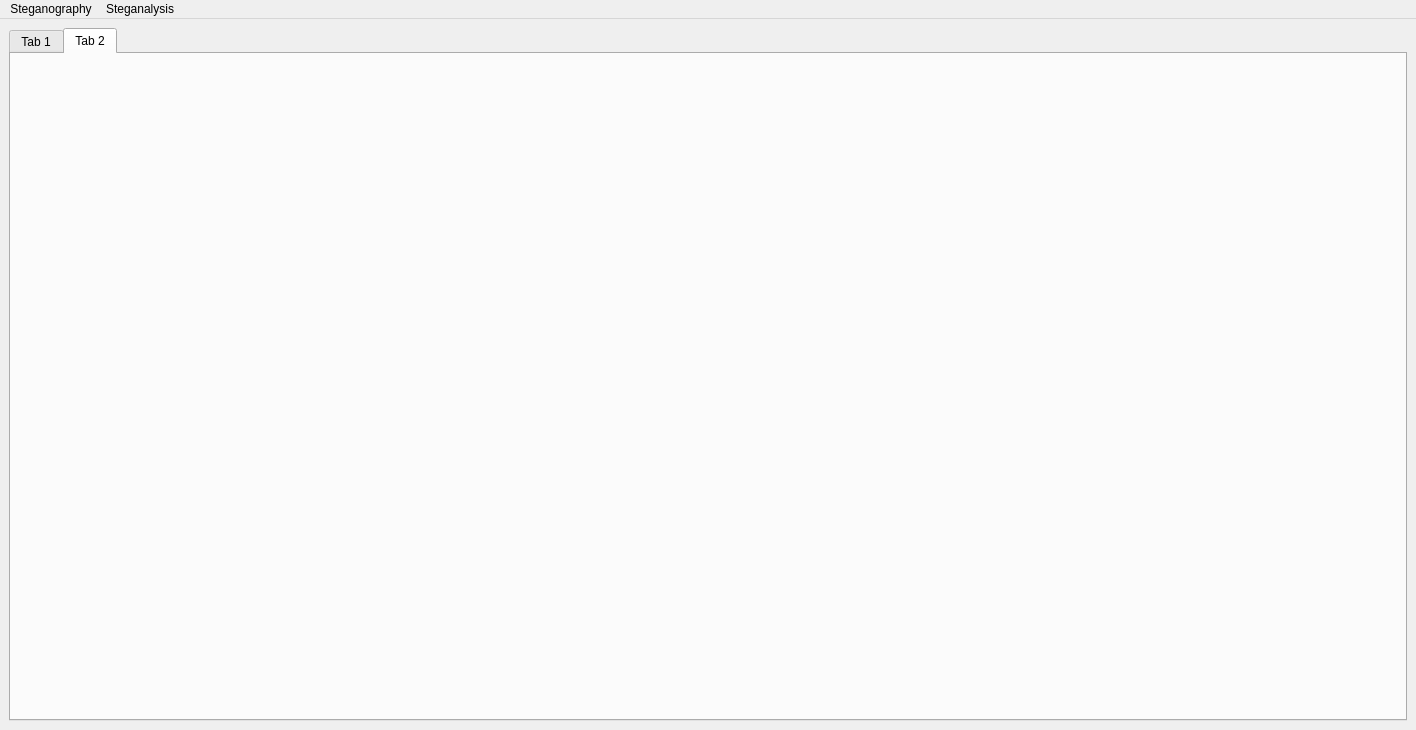
First picture: the form in client/gui/ui_files/main_window.ui, repository Jebbex1/Stegastatter, before the edit.
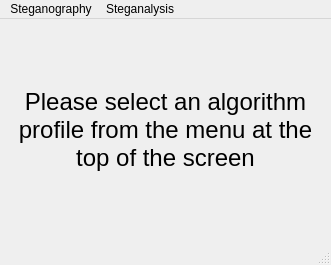
Second picture: the form after the edit.

Commit message: Simplified main window structure

The edit to the form file:
```diff
--- a/client/gui/ui_files/main_window.ui
+++ b/client/gui/ui_files/main_window.ui
@@ -6,36 +6,51 @@
    <rect>
     <x>0</x>
     <y>0</y>
-    <width>1416</width>
-    <height>730</height>
+    <width>331</width>
+    <height>265</height>
    </rect>
   </property>
+  <property name="minimumSize">
+   <size>
+    <width>256</width>
+    <height>128</height>
+   </size>
+  </property>
   <property name="windowTitle">
    <string>MainWindow</string>
   </property>
   <widget class="QWidget" name="central_widget">
    <layout class="QVBoxLayout" name="verticalLayout_2">
     <item>
-     <widget class="QTabWidget" name="tab_widget">
-      <property name="enabled">
+     <widget class="QLabel" name="initilization_label">
+      <property name="font">
+       <font>
+        <pointsize>18</pointsize>
+        <bold>false</bold>
+        <strikeout>false</strikeout>
+        <stylestrategy>PreferAntialias</stylestrategy>
+        <kerning>true</kerning>
+        <hintingpreference>PreferNoHinting</hintingpreference>
+       </font>
+      </property>
+      <property name="autoFillBackground">
+       <bool>false</bool>
+      </property>
+      <property name="text">
+       <string>Please select an algorithm profile from the menu at the top of the screen</string>
+      </property>
+      <property name="textFormat">
+       <enum>Qt::TextFormat::RichText</enum>
+      </property>
+      <property name="scaledContents">
+       <bool>false</bool>
+      </property>
+      <property name="alignment">
+       <set>Qt::AlignmentFlag::AlignCenter</set>
+      </property>
+      <property name="wordWrap">
        <bool>true</bool>
       </property>
-      <property name="focusPolicy">
-       <enum>Qt::FocusPolicy::NoFocus</enum>
-      </property>
-      <property name="currentIndex">
-       <number>1</number>
-      </property>
-      <widget class="QWidget" name="tab">
-       <attribute name="title">
-        <string>Tab 1</string>
-       </attribute>
-      </widget>
-      <widget class="QWidget" name="tab_2">
-       <attribute name="title">
-        <string>Tab 2</string>
-       </attribute>
-      </widget>
      </widget>
     </item>
    </layout>
@@ -45,7 +60,7 @@
     <rect>
      <x>0</x>
      <y>0</y>
-     <width>1416</width>
+     <width>331</width>
      <height>33</height>
     </rect>
    </property>
@@ -95,6 +110,20 @@
    <addaction name="menu_steganography"/>
    <addaction name="menu_steganalysis"/>
   </widget>
+  <widget class="QStatusBar" name="status_bar">
+   <property name="enabled">
+    <bool>true</bool>
+   </property>
+   <property name="font">
+    <font>
+     <pointsize>12</pointsize>
+     <stylestrategy>PreferAntialias</stylestrategy>
+    </font>
+   </property>
+   <property name="cursor">
+    <cursorShape>ArrowCursor</cursorShape>
+   </property>
+  </widget>
   <action name="action_decode_generic">
    <property name="text">
     <string>Extract data from an image</string>
```
Left out of the diff: 2 changed lines with no effect on the pictures. The commit also changes 3 other files.
